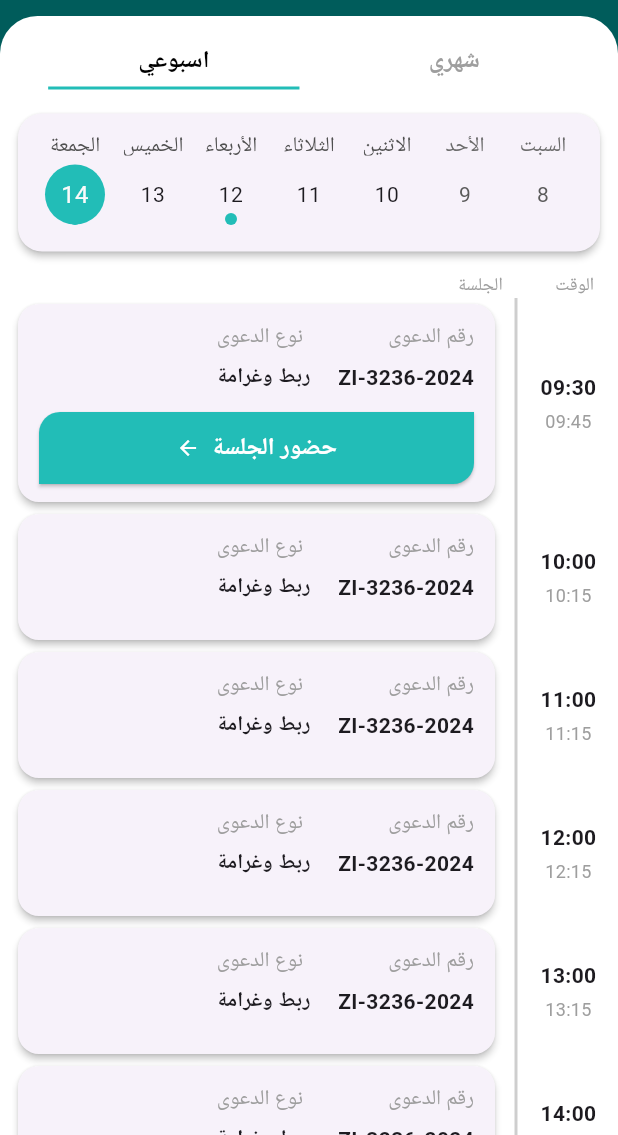
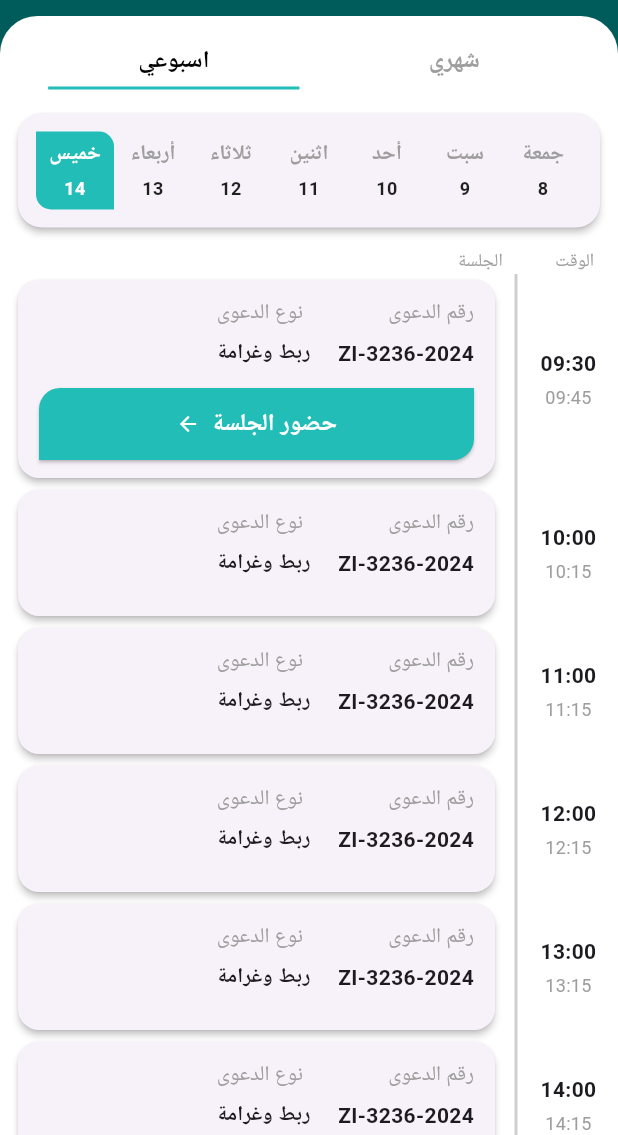
Before and after one commit to NaderMohamedMusa/calendar, a Flutter app: the screen it shows after launch, after a tap on "اسبوعي", on a phone screen of 412 x 824 dp, the part 101-1236 px from its top. Run offline on Flutter 3.47's test engine with Material 3 defaults, Android fonts, the light colour scheme and no system bars; drawn by our look-alikes of table_calendar; our stand-ins replace flutter_bloc, get_it, go_router; Roboto replaces fonts that are missing (Cairo).

Commit message:
chorn: finished task

```diff
--- a/lib/features/calendar/presentation/view/widgets/calendar_card.dart
+++ b/lib/features/calendar/presentation/view/widgets/calendar_card.dart
@@ -21,7 +21,7 @@ class CalendarCard extends StatelessWidget {
               lastDay: DateTime(2100),
               pageJumpingEnabled: true,
               pageAnimationEnabled: true,
-              daysOfWeekVisible: true,
+              daysOfWeekVisible: !state.isWeek,
               headerVisible: !state.isWeek,
               calendarFormat: state.isWeek
                   ? CalendarFormat.week
@@ -52,10 +52,99 @@ class CalendarCard extends StatelessWidget {
                   color: Color(0xFF22BDB7),
                   shape: BoxShape.circle,
                 ),
+
                 markersMaxCount: 3,
               ),
+              calendarBuilders: state.isWeek
+                  ? CalendarBuilders(
+                selectedBuilder: (context,
+                    date, _) {
+                  final isWeek = context.read<CalendarCubit>().state.isWeek;
+
+                  if (!isWeek) return null;
+
+                  final isSelected = isSameDay(
+                    date,
+                    context.read<CalendarCubit>().state.selectedDay,
+                  );
+
+                  return Container(
+                    decoration: BoxDecoration(
+                      color: isSelected
+                          ? const Color(0xFF22BDB7)
+                          : Colors.transparent,
+                      borderRadius: BorderRadius.only(
+                        topRight: Radius.circular(10),
+                        bottomLeft: Radius.circular(10),
+                      ),
+                    ),
+                    child: Column(
+                      mainAxisAlignment: MainAxisAlignment.center,
+                      children: [
+                        Text(
+                          _getDayNameShort(date),
+                          style: TextStyle(
+                            color: isSelected ? Colors.white : Colors.grey,
+                            fontWeight: FontWeight.bold,
+                            fontSize: 14,
+                          ),
+                        ),
+                        const SizedBox(height: 4),
+                        Container(
+                          padding: const EdgeInsets.symmetric(horizontal: 14),
+                          decoration: BoxDecoration(
+                            color: isSelected
+                                ? const Color(0xFF22BDB7)
+                                : Colors.transparent,
+                            borderRadius: BorderRadius.circular(10),
+                          ),
+                          child: Text(
+                            date.day.toString(),
+                            style: TextStyle(
+                              color: isSelected ? Colors.white : Colors.black87,
+                              fontSize: 12,
+                              fontWeight: FontWeight.bold,
+                            ),
+                          ),
+                        ),
+                      ],
+                    ),
+                  );
+                },
+                defaultBuilder: (context,
+                    date, _) =>Column(
+                      mainAxisAlignment: MainAxisAlignment.center,
+                      children: [
+                        Text(
+                          _getDayNameShort(date),
+                          style: TextStyle(
+                            color: Colors.grey,
+                            fontWeight: FontWeight.bold,
+                            fontSize: 14,
+                          ),
+                        ),
+                        const SizedBox(height: 4),
+                        Container(
+                          padding: const EdgeInsets.symmetric(horizontal: 14),
+                          decoration: BoxDecoration(
+                            color: Colors.transparent,
+                            borderRadius: BorderRadius.circular(10),
+                          ),
+                          child: Text(
+                            date.day.toString(),
+                            style: TextStyle(
+                              color: Colors.black87,
+                              fontSize: 12,
+                              fontWeight: FontWeight.bold,
+                            ),
+                          ),
+                        ),
+                      ],
+                    ),
+              )
+                  :  CalendarBuilders() ,
+
               eventLoader: (day) {
-                if ([5, 12, 14, 19, 24].contains(day.day)) return ['x'];
                 return const <String>[];
               },
             ),
@@ -64,4 +153,18 @@ class CalendarCard extends StatelessWidget {
       },
     );
   }
+
+  String _getDayNameShort(DateTime date) {
+    const names = [
+      'سبت',
+      'أحد',
+      'اثنين',
+      'ثلاثاء',
+      'أربعاء',
+      'خميس',
+      'جمعة',
+    ];
+    return names[date.weekday % 7];
+  }
+
 }
```
